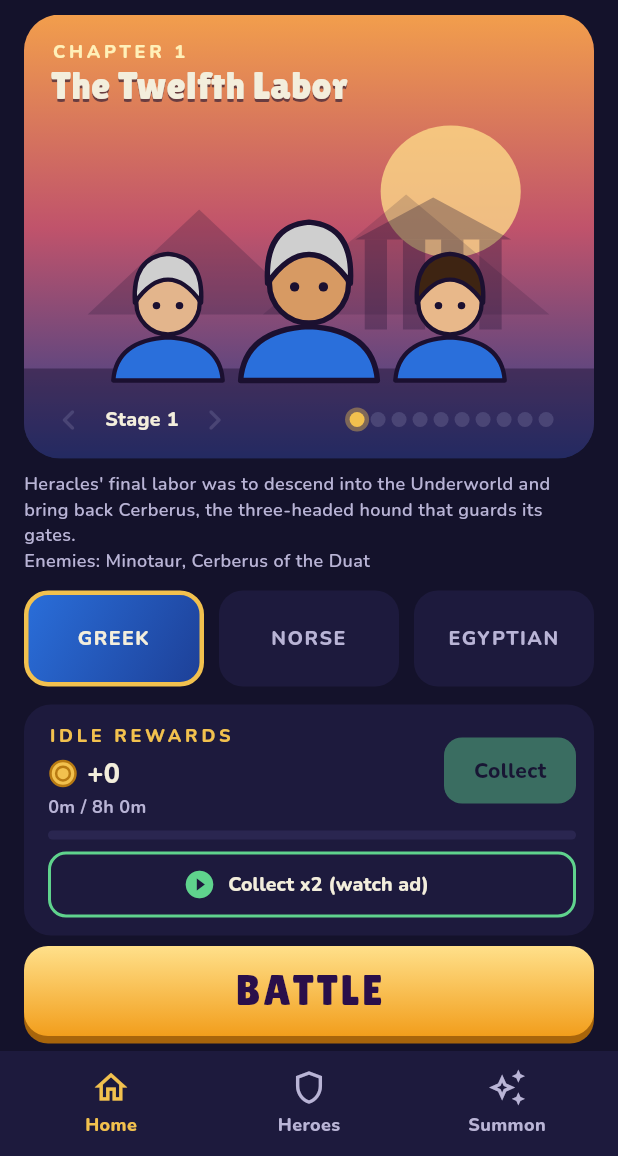
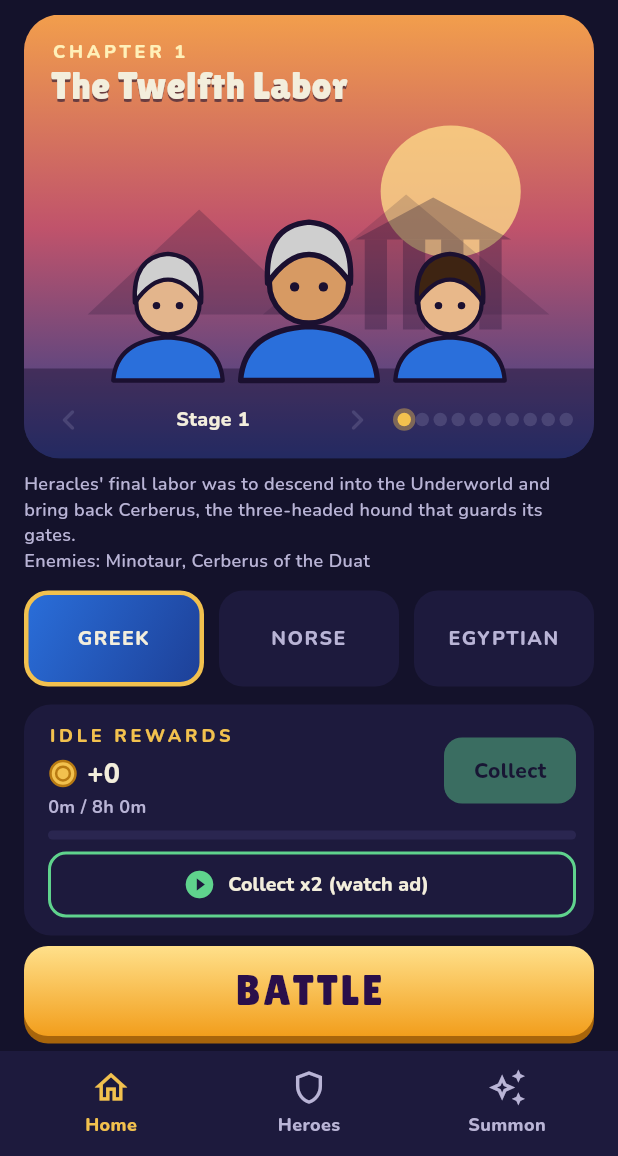
Before and after one commit to nikorobos/mythology-mobile-game, a Flutter app: the screen it shows after launch, on a phone screen of 412 x 824 dp, the part 80-1236 px from its top. Run offline on Flutter 3.47's test engine with Material 3 defaults, Android fonts, the phone set to English and light mode, and no system bars; our stand-ins replace shared_preferences.

Commit message:
Fix truncated stage label on Home; move Summon title off the ring
Co-Authored-By: Claude Sonnet 5.5 <noreply@anthropic.com>
Claude-Session: https://claude.ai/code/session_01L7XWLtUJoApNaoiRoHLA5p

```diff
--- a/lib/ui/home_screen.dart
+++ b/lib/ui/home_screen.dart
@@ -319,10 +319,12 @@ class _Scene extends StatelessWidget {
                     constraints:
                         const BoxConstraints(minWidth: 44, minHeight: 44),
                   ),
-                  Flexible(
+                  Expanded(
                     child: Text(
                       '${s.t('ui.stage')} $stage'
                       '${isBoss ? '  ·  ${s.t('ui.boss')}' : ''}',
+                      maxLines: 1,
+                      textAlign: TextAlign.center,
                       overflow: TextOverflow.ellipsis,
                       style: nunito(13),
                     ),
@@ -337,12 +339,11 @@ class _Scene extends StatelessWidget {
                     constraints:
                         const BoxConstraints(minWidth: 44, minHeight: 44),
                   ),
-                  const Spacer(),
                   for (var i = 1; i <= chapterLength; i++)
                     Container(
-                      width: 10,
-                      height: 10,
-                      margin: const EdgeInsets.only(left: 4),
+                      width: 9,
+                      height: 9,
+                      margin: const EdgeInsets.only(left: 3),
                       decoration: BoxDecoration(
                         shape: BoxShape.circle,
                         color: i <= inChapter ? Pal.gold : Pal.dim,
--- a/lib/ui/summon_screen.dart
+++ b/lib/ui/summon_screen.dart
@@ -136,7 +136,7 @@ class _SummonScreenState extends State<SummonScreen> {
               Positioned(
                 left: 14,
                 right: 14,
-                bottom: 14,
+                top: 16,
                 child: Text(s.t('ui.summon_title'),
                     textAlign: TextAlign.center,
                     style: lilita(22, shadows: const [
```
